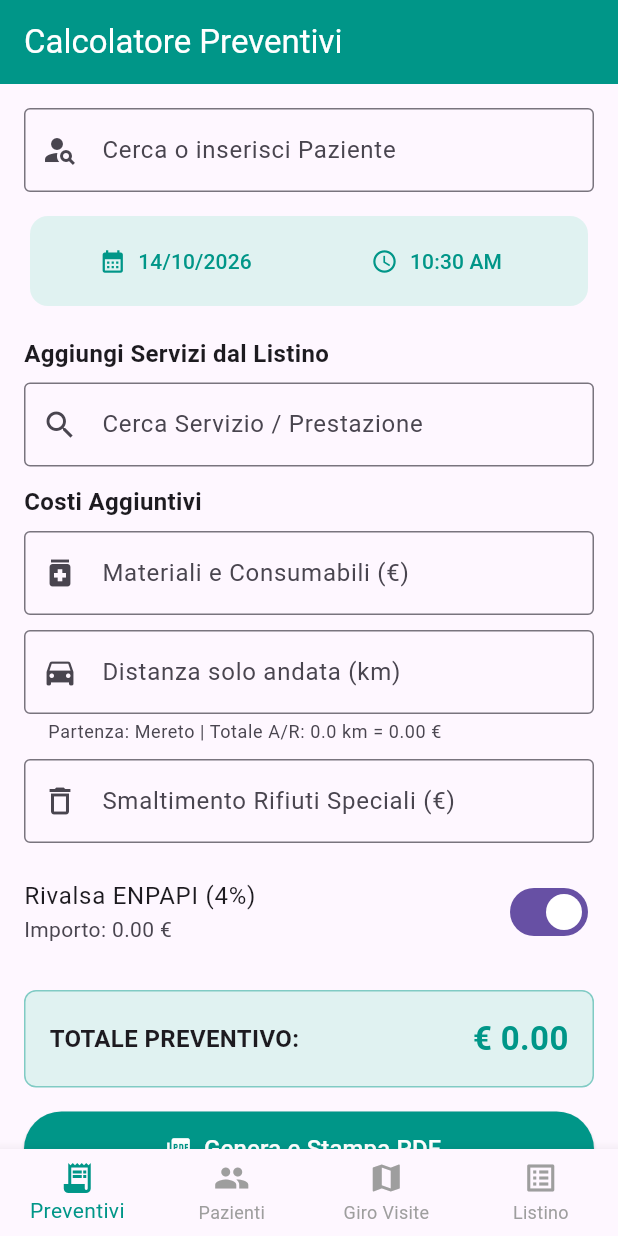
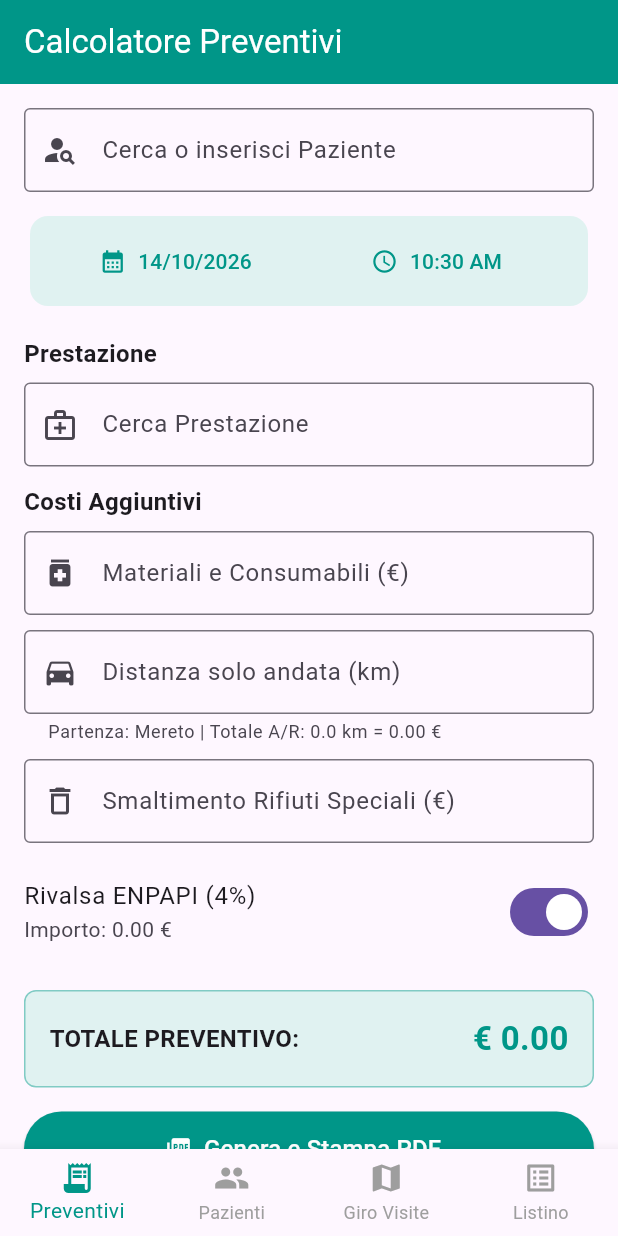
Before and after one commit to macnba24-lgtm/GeaCare-, a Flutter app: the screen it shows after launch, on a phone screen of 412 x 824 dp. Run offline on Flutter 3.47's test engine with Material 3 defaults, Android fonts, the phone set to English and light mode, and no system bars; our stand-ins replace hive, hive_flutter, pdf, printing; accounts and stored records are empty.

Commit message:
Intitolato chiaramente il campo 'Cerca Prestazione' dal Listino

```diff
--- a/lib/screens/preventivi_screen.dart
+++ b/lib/screens/preventivi_screen.dart
@@ -26,10 +26,10 @@ class _PreventiviScreenState extends State<PreventiviScreen> {
   double _costoRifiuti = 0.0;
   bool _applicaEnpapi = true;
 
-  double get _totaleServizi => _vociPreventivo.fold(0.0, (sum, item) => sum + (item['prezzo'] as double));
+  double get _totalePrestazioni => _vociPreventivo.fold(0.0, (sum, item) => sum + (item['prezzo'] as double));
   double get _kmTotaliAR => _kmSoloAndata * 2;
   double get _rimborsoKm => _kmTotaliAR * 0.50;
-  double get _imponibile => _totaleServizi + _costoMateriali + _costoRifiuti;
+  double get _imponibile => _totalePrestazioni + _costoMateriali + _costoRifiuti;
   double get _rivalsaEnpapi => _applicaEnpapi ? (_imponibile * 0.04) : 0.0;
   double get _subtotale => _imponibile + _rimborsoKm + _rivalsaEnpapi;
   double get _bollo => (_subtotale > 77.47) ? 2.0 : 0.0;
@@ -54,6 +54,7 @@ class _PreventiviScreenState extends State<PreventiviScreen> {
         child: Column(
           crossAxisAlignment: CrossAxisAlignment.start,
           children: [
+            // PAZIENTE AUTOCOMPLETE
             Autocomplete<Paziente>(
               displayStringForOption: (Paziente p) => '${p.nome} ${p.cognome}',
               optionsBuilder: (TextEditingValue textEditingValue) {
@@ -81,6 +82,8 @@ class _PreventiviScreenState extends State<PreventiviScreen> {
               },
             ),
             const SizedBox(height: 12),
+
+            // DATA E ORA APPUNTAMENTO
             Card(
               elevation: 0,
               color: Colors.teal.shade50,
@@ -127,8 +130,11 @@ class _PreventiviScreenState extends State<PreventiviScreen> {
               ),
             ),
             const SizedBox(height: 16),
-            const Text('Aggiungi Servizi dal Listino', style: TextStyle(fontWeight: FontWeight.bold, fontSize: 16)),
+
+            // SEZIONE PRESTAZIONE DAL LISTINO
+            const Text('Prestazione', style: TextStyle(fontWeight: FontWeight.bold, fontSize: 16)),
             const SizedBox(height: 8),
+
             Autocomplete<VoceListino>(
               displayStringForOption: (VoceListino v) => '${v.titolo} (€ ${v.prezzo.toStringAsFixed(2)})',
               optionsBuilder: (TextEditingValue textEditingValue) {
@@ -150,17 +156,18 @@ class _PreventiviScreenState extends State<PreventiviScreen> {
                   controller: controller,
                   focusNode: focusNode,
                   decoration: const InputDecoration(
-                    labelText: 'Cerca Servizio / Prestazione',
-                    hintText: 'Inizia a digitare...',
+                    labelText: 'Cerca Prestazione',
+                    hintText: 'Inizia a digitare per cercare nel listino...',
                     border: OutlineInputBorder(),
-                    prefixIcon: Icon(Icons.search),
+                    prefixIcon: Icon(Icons.medical_services_outlined),
                   ),
                 );
               },
             ),
             const SizedBox(height: 12),
+
             if (_vociPreventivo.isNotEmpty) ...[
-              const Text('Voci selezionate:', style: TextStyle(fontWeight: FontWeight.w600)),
+              const Text('Prestazioni selezionate:', style: TextStyle(fontWeight: FontWeight.w600)),
               const SizedBox(height: 6),
               ListView.builder(
                 shrinkWrap: true,
@@ -188,8 +195,11 @@ class _PreventiviScreenState extends State<PreventiviScreen> {
               ),
               const SizedBox(height: 16),
             ],
+
+            // COSTI AGGIUNTIVI
             const Text('Costi Aggiuntivi', style: TextStyle(fontWeight: FontWeight.bold, fontSize: 16)),
             const SizedBox(height: 8),
+
             TextField(
               keyboardType: const TextInputType.numberWithOptions(decimal: true),
               decoration: const InputDecoration(
@@ -200,6 +210,7 @@ class _PreventiviScreenState extends State<PreventiviScreen> {
               onChanged: (val) => setState(() => _costoMateriali = double.tryParse(val) ?? 0.0),
             ),
             const SizedBox(height: 10),
+
             TextField(
               keyboardType: const TextInputType.numberWithOptions(decimal: true),
               decoration: InputDecoration(
@@ -211,6 +222,7 @@ class _PreventiviScreenState extends State<PreventiviScreen> {
               onChanged: (val) => setState(() => _kmSoloAndata = double.tryParse(val) ?? 0.0),
             ),
             const SizedBox(height: 10),
+
             TextField(
               keyboardType: const TextInputType.numberWithOptions(decimal: true),
               decoration: const InputDecoration(
@@ -221,6 +233,7 @@ class _PreventiviScreenState extends State<PreventiviScreen> {
               onChanged: (val) => setState(() => _costoRifiuti = double.tryParse(val) ?? 0.0),
             ),
             const SizedBox(height: 10),
+
             SwitchListTile(
               contentPadding: EdgeInsets.zero,
               title: const Text('Rivalsa ENPAPI (4%)'),
@@ -228,6 +241,7 @@ class _PreventiviScreenState extends State<PreventiviScreen> {
               value: _applicaEnpapi,
               onChanged: (val) => setState(() => _applicaEnpapi = val),
             ),
+
             if (_bollo > 0)
               ListTile(
                 contentPadding: EdgeInsets.zero,
@@ -236,7 +250,10 @@ class _PreventiviScreenState extends State<PreventiviScreen> {
                 subtitle: const Text('Applicata automaticamente (> 77,47 €)'),
                 trailing: Text('${_bollo.toStringAsFixed(2)} €', style: const TextStyle(fontWeight: FontWeight.bold)),
               ),
+
             const SizedBox(height: 16),
+
+            // TOTALE
             Container(
               padding: const EdgeInsets.all(16),
               decoration: BoxDecoration(
@@ -253,6 +270,7 @@ class _PreventiviScreenState extends State<PreventiviScreen> {
               ),
             ),
             const SizedBox(height: 16),
+
             SizedBox(
               width: double.infinity,
               height: 50,
```
